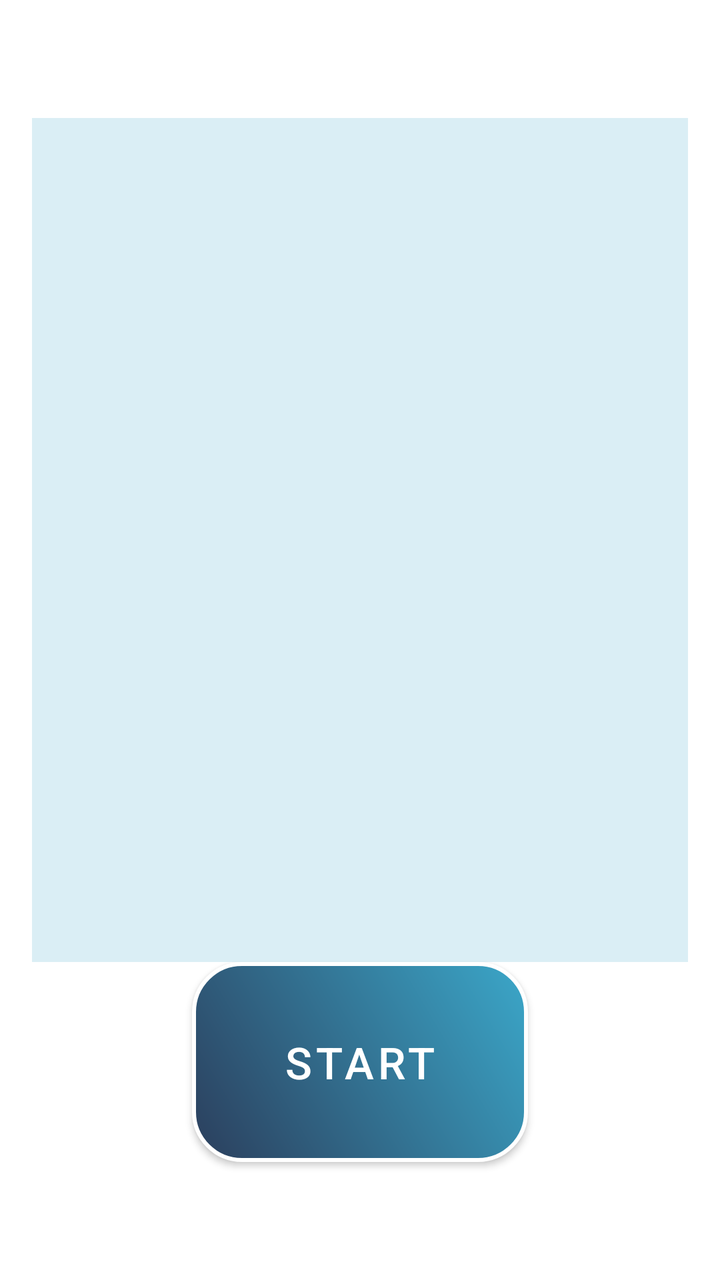
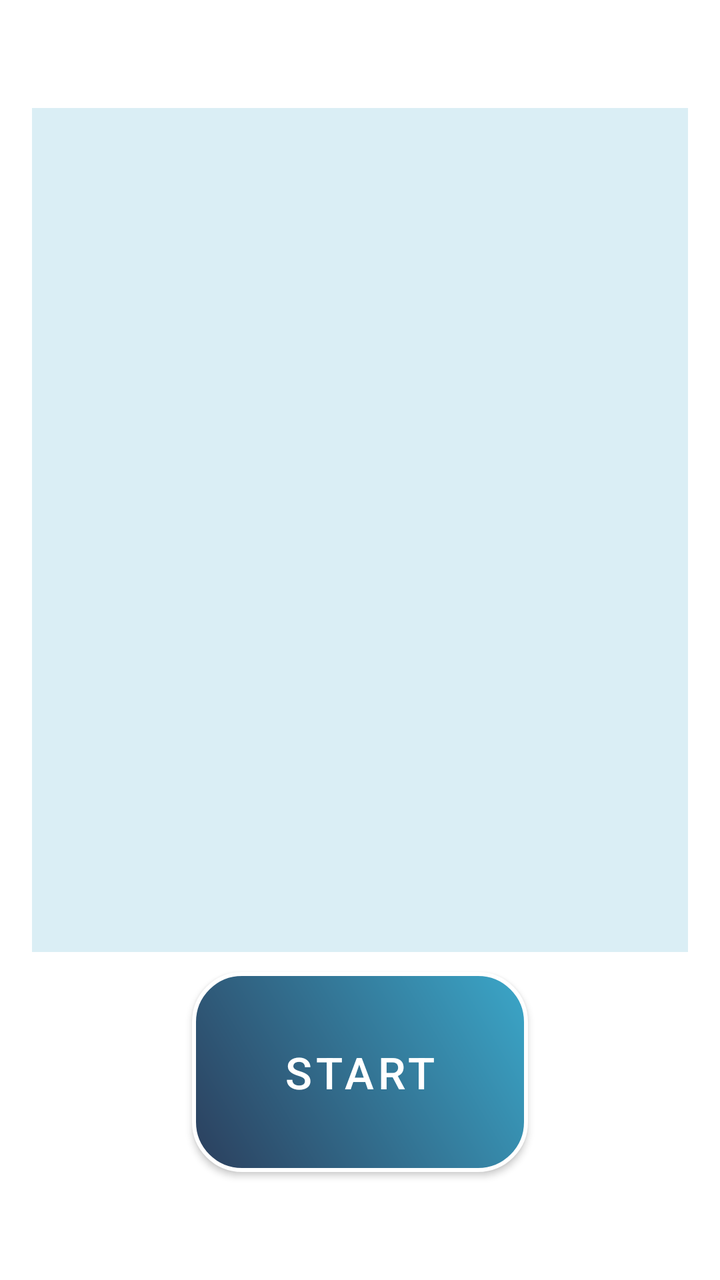

Compare the two renders of this Android layout. The source of the first and the diff that turns it into the second are given below.
<!-- AndroidManifest.xml: application theme Theme.VISTA -->
<!-- res/layout/activity_voice_control_page.xml -->
<LinearLayout xmlns:android="http://schemas.android.com/apk/res/android"
    xmlns:app="http://schemas.android.com/apk/res-auto"
    android:id="@+id/main"
    android:layout_width="match_parent"
    android:layout_height="match_parent"
    android:background="@color/white"
    android:orientation="vertical"
    android:gravity="center"
    android:padding="16dp"
    >

    

    <TextView
        android:id="@+id/tvResult"
        android:layout_width="345dp"
        android:layout_height="422dp"
        android:background="#303BA7C9"
        android:textColor="#3BA7C9"
        android:paddingLeft="16dp"
        android:paddingRight="16dp"
        android:paddingTop="8dp"
        android:paddingBottom="8dp"

        />

    <com.google.android.material.button.MaterialButton
        android:id="@+id/btnVoiceControl_start"
        style="@style/SemiTransparentRoundedButton"
        android:layout_width="168dp"
        android:layout_height="100dp"
        android:text="@string/VoiceControlPage_Start"
        android:textSize="22sp"
        android:background="@drawable/btn_photo_gradient"
        app:backgroundTint="@null"
        app:backgroundTintMode="src_over"
        app:cornerRadius="0dp"
        app:strokeColor="@null"
        app:strokeWidth="0dp"/>
</LinearLayout>
<!-- resources referenced by this layout -->
<resources>
  <color name="white">#FFFFFF</color>
  <!-- drawable btn_photo_gradient (drawable) -->
  <?xml version="1.0" encoding="utf-8"?>
  <shape xmlns:android="http://schemas.android.com/apk/res/android"
      android:shape="rectangle">
  
      
      <gradient
          android:startColor="#2B3E5C"
          android:endColor="#3BA7C9"
          android:angle="45"
      />
  
      
      <corners android:radius="24dp" />
  
      
      <stroke
          android:width="2dp"
          android:color="#FFFFFF" />
  
  </shape>
  <string name="VoiceControlPage_Start">Start</string>
  <style name="SemiTransparentRoundedButton" parent="Widget.MaterialComponents.Button">
          <item name="android:textColor">#FFFFFF</item>
          <item name="background">@drawable/button_selector</item> 
          <item name="cornerRadius">24dp</item>
          <item name="strokeColor">#FFFFFF</item>
          <item name="strokeWidth">2dp</item>
          <item name="backgroundTint">#20FFFFFF</item> 
      </style>
  <style name="Theme.VISTA" parent="Theme.MaterialComponents.DayNight.NoActionBar">
          <item name="colorPrimary">@color/semi_transparent_white</item>
          <item name="colorPrimaryVariant">@color/semi_transparent_white</item>
          <item name="colorOnPrimary">@color/white</item>
          <item name="android:statusBarColor">#D3D3D3</item>
      </style>
  <!-- drawable button_selector (drawable) -->
  <?xml version="1.0" encoding="utf-8"?>
  <selector xmlns:android="http://schemas.android.com/apk/res/android">
      
      <item android:state_pressed="true">
          <shape android:shape="rectangle">
              <solid android:color="#20FFFFFF" /> 
              <stroke android:width="2dp" android:color="#FFFFFF" />
              <corners android:radius="24dp" />
          </shape>
      </item>
  
      
      <item android:state_selected="true">
          <shape android:shape="rectangle">
              <solid android:color="#FFFF00" /> 
              <stroke android:width="2dp" android:color="#FFFFFF" />
              <corners android:radius="24dp" />
          </shape>
      </item>
  
      
      <item>
          <shape android:shape="rectangle">
              <solid android:color="#20FFFFFF" /> 
              <stroke android:width="2dp" android:color="#FFFFFF" />
              <corners android:radius="24dp" />
          </shape>
      </item>
  </selector>
  <color name="semi_transparent_white">#80FFFFFF</color>
</resources>

<!-- the commit's change to res/layout/activity_voice_control_page.xml (unified diff, before → after) -->
@@ -21,6 +21,7 @@
         android:paddingRight="16dp"
         android:paddingTop="8dp"
         android:paddingBottom="8dp"
+        android:layout_marginBottom="10dp"
 
         />
 
